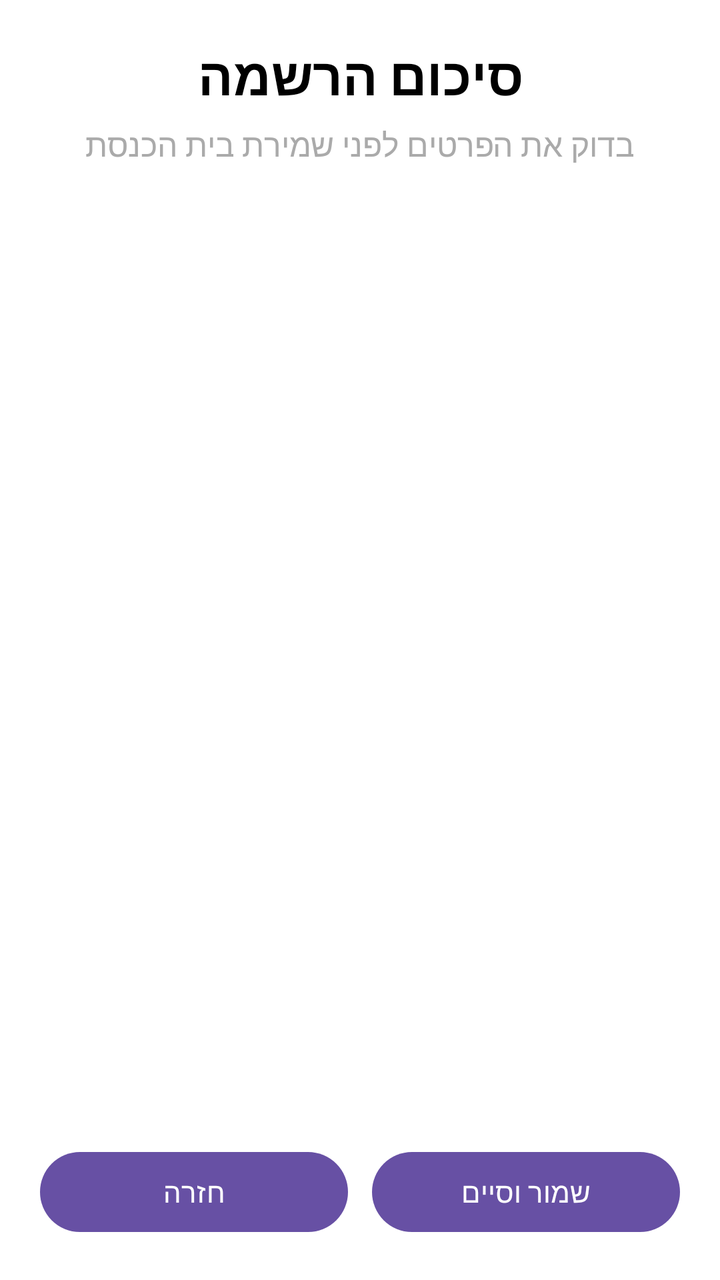
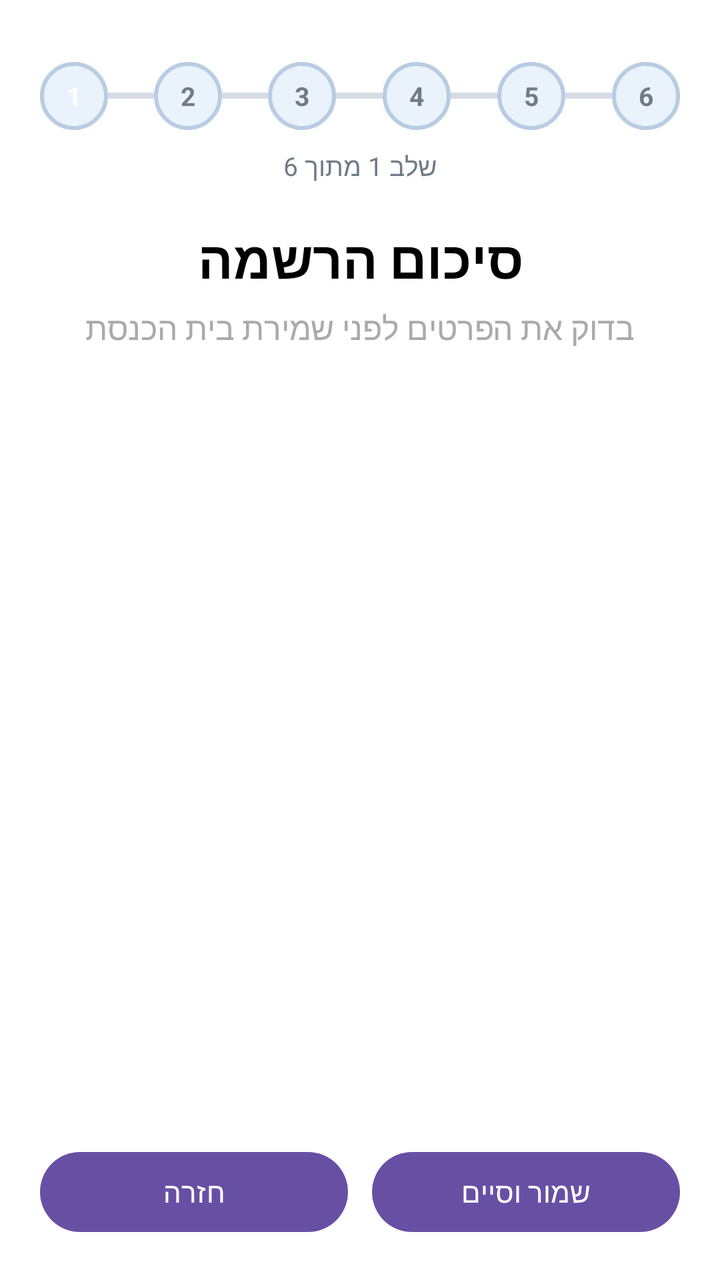

Screens rendered from an Android XML layout before and after an edit, with the pre-edit source and the edit as a unified diff.
<!-- AndroidManifest.xml: application theme Theme.DrawerAppSyn -->
<!-- res/layout/fragment_add_synagogue_06_summary.xml -->
<?xml version="1.0" encoding="utf-8"?>
<LinearLayout xmlns:android="http://schemas.android.com/apk/res/android"
    android:layout_width="match_parent"
    android:layout_height="match_parent"
    android:orientation="vertical"
    android:background="@android:color/white"
    android:padding="20dp">

     <TextView
        android:layout_width="match_parent"
        android:layout_height="wrap_content"
        android:text="סיכום הרשמה"
        android:textSize="26sp"
        android:textStyle="bold"
        android:textColor="@android:color/black"
        android:gravity="center"
        android:layout_marginBottom="6dp" />

    <TextView
        android:layout_width="match_parent"
        android:layout_height="wrap_content"
        android:text="בדוק את הפרטים לפני שמירת בית הכנסת"
        android:textSize="16sp"
        android:textColor="@android:color/darker_gray"
        android:gravity="center"
        android:layout_marginBottom="16dp" />

    <ScrollView
        android:layout_width="match_parent"
        android:layout_height="0dp"
        android:layout_weight="1"
        android:fillViewport="true">

        <TextView
            android:id="@+id/summaryText"
            android:layout_width="match_parent"
            android:layout_height="wrap_content"
            android:textSize="16sp"
            android:textColor="@android:color/black"
            android:lineSpacingExtra="4dp"
            android:padding="8dp" />

    </ScrollView>

    <LinearLayout
        android:layout_width="match_parent"
        android:layout_height="wrap_content"
        android:orientation="horizontal"
        android:gravity="center"
        android:layout_marginTop="14dp">

        <com.google.android.material.button.MaterialButton
            android:id="@+id/buttonBack"
            android:layout_width="0dp"
            android:layout_height="wrap_content"
            android:layout_weight="1"
            android:text="חזרה" />

        <Space
            android:layout_width="12dp"
            android:layout_height="1dp" />

        <com.google.android.material.button.MaterialButton
            android:id="@+id/buttonSave"
            android:layout_width="0dp"
            android:layout_height="wrap_content"
            android:layout_weight="1"
            android:text="שמור וסיים" />

    </LinearLayout>

</LinearLayout>
<!-- resources referenced by this layout -->
<resources>
  <style name="Theme.DrawerAppSyn" parent="Base.Theme.DrawerAppSyn" />
  <style name="Base.Theme.DrawerAppSyn" parent="Theme.Material3.DayNight.NoActionBar">
          
          
      </style>
</resources>

<!-- the commit's change to res/layout/fragment_add_synagogue_06_summary.xml (unified diff, before → after) -->
@@ -6,7 +6,15 @@
     android:background="@android:color/white"
     android:padding="20dp">
 
-     <TextView
+
+
+    <include
+        android:id="@+id/registrationProgressInclude"
+        layout="@layout/registration_progress"
+        android:layout_width="match_parent"
+        android:layout_height="wrap_content" />
+
+    <TextView
         android:layout_width="match_parent"
         android:layout_height="wrap_content"
         android:text="סיכום הרשמה"
@@ -70,3 +78,136 @@
     </LinearLayout>
 
 </LinearLayout>
+<!-- res/layout/registration_progress.xml (included above) -->
+<?xml version="1.0" encoding="utf-8"?>
+<LinearLayout
+    xmlns:android="http://schemas.android.com/apk/res/android"
+    android:id="@+id/registrationProgress"
+    android:layout_width="match_parent"
+    android:layout_height="wrap_content"
+    android:orientation="vertical"
+    android:layoutDirection="ltr"
+    android:paddingTop="8dp"
+    android:paddingBottom="20dp">
+
+    <LinearLayout
+        android:layout_width="match_parent"
+        android:layout_height="40dp"
+        android:orientation="horizontal"
+        android:gravity="center_vertical">
+
+        <TextView
+            android:id="@+id/progressStep1"
+            android:layout_width="34dp"
+            android:layout_height="34dp"
+            android:gravity="center"
+            android:text="1"
+            android:textSize="13sp"
+            android:textStyle="bold"
+            android:textColor="#FFFFFF"
+            android:background="@drawable/bg_progress_inactive"/>
+
+        <View
+            android:id="@+id/progressLine1"
+            android:layout_width="0dp"
+            android:layout_height="3dp"
+            android:layout_weight="1"
+            android:background="#D5DCE5"/>
+
+        <TextView
+            android:id="@+id/progressStep2"
+            android:layout_width="34dp"
+            android:layout_height="34dp"
+            android:gravity="center"
+            android:text="2"
+            android:textSize="13sp"
+            android:textStyle="bold"
+            android:textColor="#6F7B87"
+            android:background="@drawable/bg_progress_inactive"/>
+
+        <View
+            android:id="@+id/progressLine2"
+            android:layout_width="0dp"
+            android:layout_height="3dp"
+            android:layout_weight="1"
+            android:background="#D5DCE5"/>
+
+        <TextView
+            android:id="@+id/progressStep3"
+            android:layout_width="34dp"
+            android:layout_height="34dp"
+            android:gravity="center"
+            android:text="3"
+            android:textSize="13sp"
+            android:textStyle="bold"
+            android:textColor="#6F7B87"
+            android:background="@drawable/bg_progress_inactive"/>
+
+        <View
+            android:id="@+id/progressLine3"
+            android:layout_width="0dp"
+            android:layout_height="3dp"
+            android:layout_weight="1"
+            android:background="#D5DCE5"/>
+
+        <TextView
+            android:id="@+id/progressStep4"
+            android:layout_width="34dp"
+            android:layout_height="34dp"
+            android:gravity="center"
+            android:text="4"
+            android:textSize="13sp"
+            android:textStyle="bold"
+            android:textColor="#6F7B87"
+            android:background="@drawable/bg_progress_inactive"/>
+
+        <View
+            android:id="@+id/progressLine4"
+            android:layout_width="0dp"
+            android:layout_height="3dp"
+            android:layout_weight="1"
+            android:background="#D5DCE5"/>
+
+        <TextView
+            android:id="@+id/progressStep5"
+            android:layout_width="34dp"
+            android:layout_height="34dp"
+            android:gravity="center"
+            android:text="5"
+            android:textSize="13sp"
+            android:textStyle="bold"
+            android:textColor="#6F7B87"
+            android:background="@drawable/bg_progress_inactive"/>
+
+        <View
+            android:id="@+id/progressLine5"
+            android:layout_width="0dp"
+            android:layout_height="3dp"
+            android:layout_weight="1"
+            android:background="#D5DCE5"/>
+
+        <TextView
+            android:id="@+id/progressStep6"
+            android:layout_width="34dp"
+            android:layout_height="34dp"
+            android:gravity="center"
+            android:text="6"
+            android:textSize="13sp"
+            android:textStyle="bold"
+            android:textColor="#6F7B87"
+            android:background="@drawable/bg_progress_inactive"/>
+
+    </LinearLayout>
+
+    <TextView
+        android:id="@+id/progressStepText"
+        android:layout_width="match_parent"
+        android:layout_height="wrap_content"
+        android:gravity="center"
+        android:text="שלב 1 מתוך 6"
+        android:textColor="#6F7B87"
+        android:textSize="13sp"
+        android:layout_marginTop="6dp"
+        android:layoutDirection="rtl"/>
+
+</LinearLayout>
<!-- resource entries referenced after the edit -->
@@ -1,5 +1,21 @@
 <!-- resources referenced by this layout -->
 <resources>
+  <!-- drawable bg_progress_inactive (drawable) -->
+  <?xml version="1.0" encoding="utf-8"?>
+  <shape xmlns:android="http://schemas.android.com/apk/res/android"
+      android:shape="oval">
+  
+      <solid android:color="#EAF2FB" />
+  
+      <stroke
+          android:width="2dp"
+          android:color="#B8CCE3" />
+  
+      <size
+          android:width="34dp"
+          android:height="34dp" />
+  
+  </shape>
   <style name="Theme.DrawerAppSyn" parent="Base.Theme.DrawerAppSyn" />
   <style name="Base.Theme.DrawerAppSyn" parent="Theme.Material3.DayNight.NoActionBar">
           
